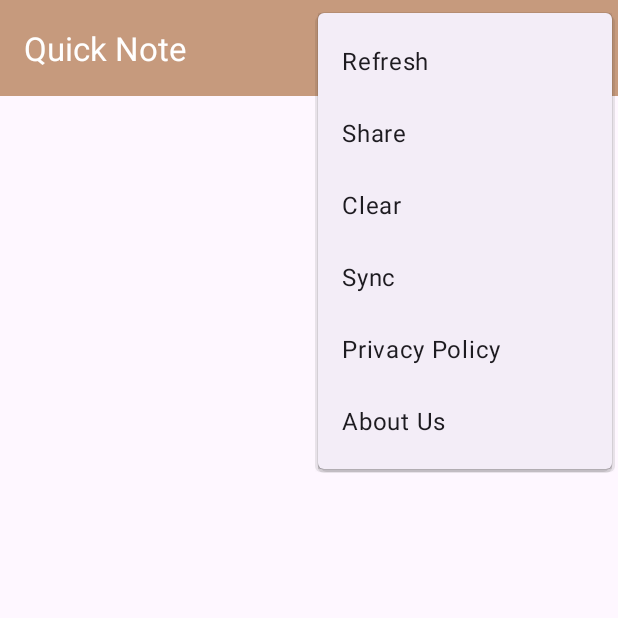
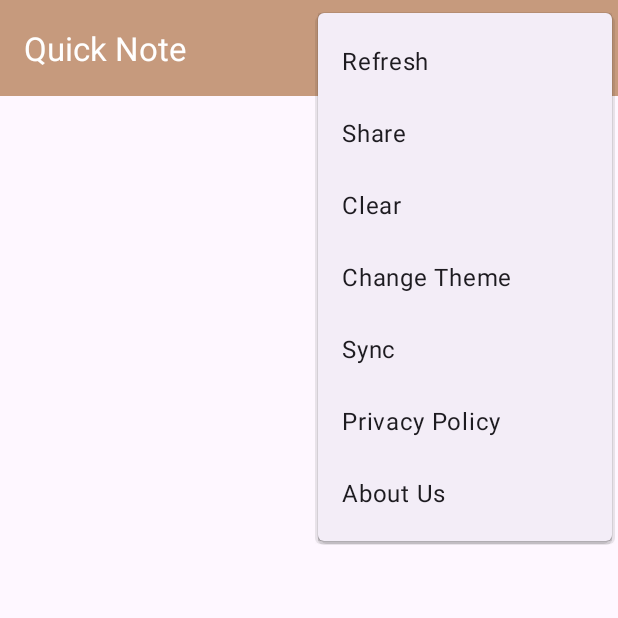
Before and after one commit to antandbuffalo/QuickNote, an Android app: the screen it shows after launch (MainActivity), with the options menu open, on a phone screen of 412 x 824 dp, the top half of it. Run offline under Robolectric (Android 15) with nearby library versions, the phone set to English and light mode, and no system bars; our stand-ins replace AdMob, navigation-ui.

Commit message:
added option to change theme

```diff
--- a/app/build.gradle.kts
+++ b/app/build.gradle.kts
@@ -10,8 +10,8 @@ android {
         applicationId = "com.antandbuffalo.quicknote"
         minSdk = 24
         targetSdk = 33
-        versionCode = 12
-        versionName = "1.1.5"
+        versionCode = 13
+        versionName = "1.1.6"
 
         testInstrumentationRunner = "androidx.test.runner.AndroidJUnitRunner"
     }
--- a/app/src/main/res/menu/menu_main.xml
+++ b/app/src/main/res/menu/menu_main.xml
@@ -18,6 +18,11 @@
         android:title="@string/action_clear"
         app:showAsAction="never" />
     <item
+        android:id="@+id/action_change_theme"
+        android:orderInCategory="100"
+        android:title="@string/action_change_theme"
+        app:showAsAction="never" />
+    <item
         android:id="@+id/action_sync"
         android:orderInCategory="100"
         android:title="@string/action_sync"
--- a/app/src/main/res/values/strings.xml
+++ b/app/src/main/res/values/strings.xml
@@ -3,6 +3,7 @@
     <string name="action_refresh">Refresh</string>
     <string name="action_share">Share</string>
     <string name="action_clear">Clear</string>
+    <string name="action_change_theme">Change Theme</string>
     <string name="action_sync">Sync</string>
     <string name="action_privacy_policy">Privacy Policy</string>
     <string name="action_about">About Us</string>
```
Also changed, not shown: app/src/main/java/com/antandbuffalo/quicknote/MainActivity.java (+17 -0 lines), app/src/main/java/com/antandbuffalo/quicknote/Storage.java (+13 -0 lines), app/src/main/java/com/antandbuffalo/quicknote/utilities/Theme.java (added, +17 -0 lines), app/src/main/java/com/antandbuffalo/quicknote/utilities/Util.java (+10 -0 lines).
